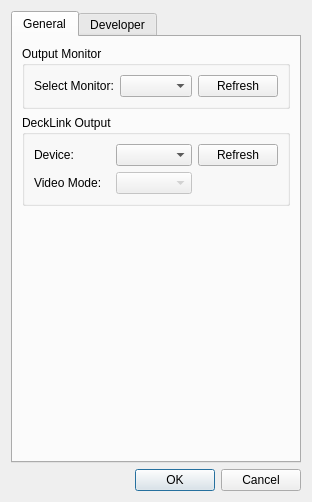
Before: the Qt Designer form windows/settings_window.ui in Strodow/Plucky, drawn with Qt 5.
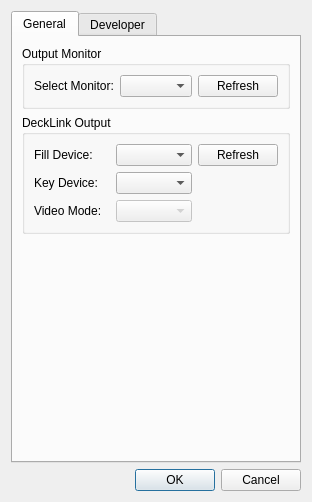
After: the same form once the commit is applied.

The edit to the form file:
```diff
--- a/windows/settings_window.ui
+++ b/windows/settings_window.ui
@@ -46,10 +46,11 @@
            <string>DeckLink Output</string>
           </property>
           <layout class="QGridLayout" name="gridLayout_decklink">
-           <item row="0" column="0">
-            <widget class="QLabel" name="label_decklink_device">
+            <!-- Row 0: Fill Device -->
+           <item row="0" column="0"> <!-- Label for Fill Device -->
+            <widget class="QLabel" name="label_decklink_fill_device">
              <property name="text">
-              <string>Device:</string>
+              <string>Fill Device:</string>
              </property>
             </widget>
            </item>
@@ -63,14 +64,26 @@
              </property>
             </widget>
            </item>
-           <item row="1" column="0">
+            <!-- Row 1: Key Device -->
+           <item row="1" column="0"> <!-- Label for Key Device -->
+            <widget class="QLabel" name="label_decklink_key_device">
+             <property name="text">
+              <string>Key Device:</string>
+             </property>
+            </widget>
+           </item>
+           <item row="1" column="1"> <!-- ComboBox for Key Device -->
+            <widget class="QComboBox" name="decklinkKeyDeviceComboBox"/>
+           </item>
+            <!-- Row 2: Video Mode (was row 1) -->
+           <item row="2" column="0">
             <widget class="QLabel" name="label_decklink_video_mode">
              <property name="text">
               <string>Video Mode:</string>
              </property>
             </widget>
            </item>
-           <item row="1" column="1">
+           <item row="2" column="1">
             <widget class="QComboBox" name="decklinkVideoModeComboBox">
              <property name="enabled">
               <bool>false</bool> <!-- Initially disabled until a device is selected and modes are loaded -->
```
Left out of the diff: 11 changed lines with no effect on the pictures.
